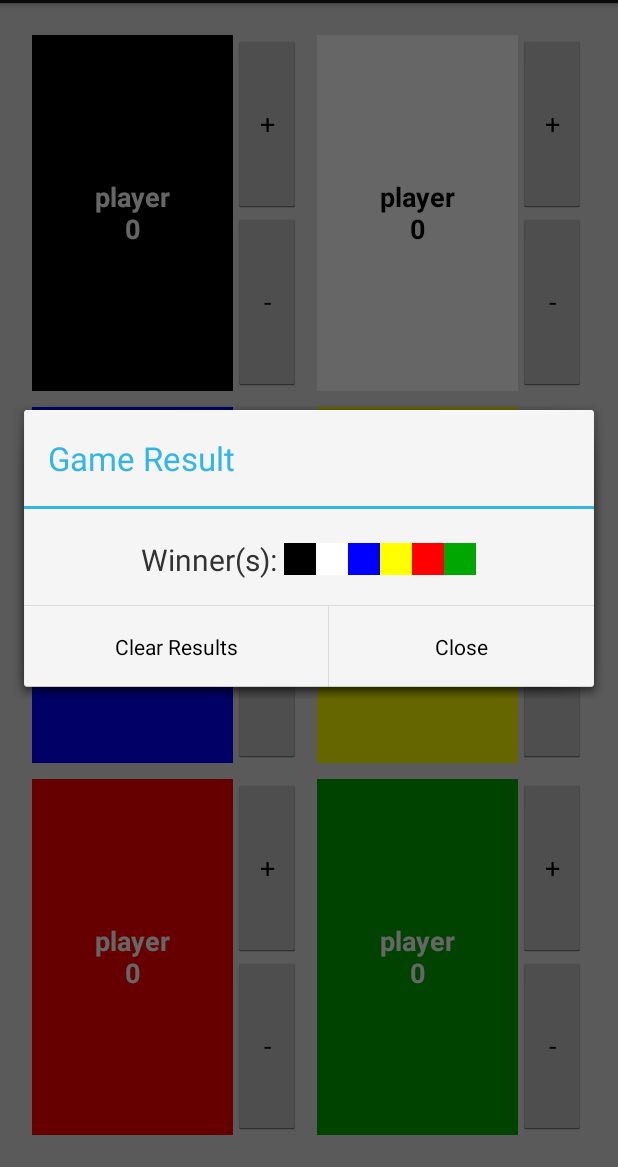
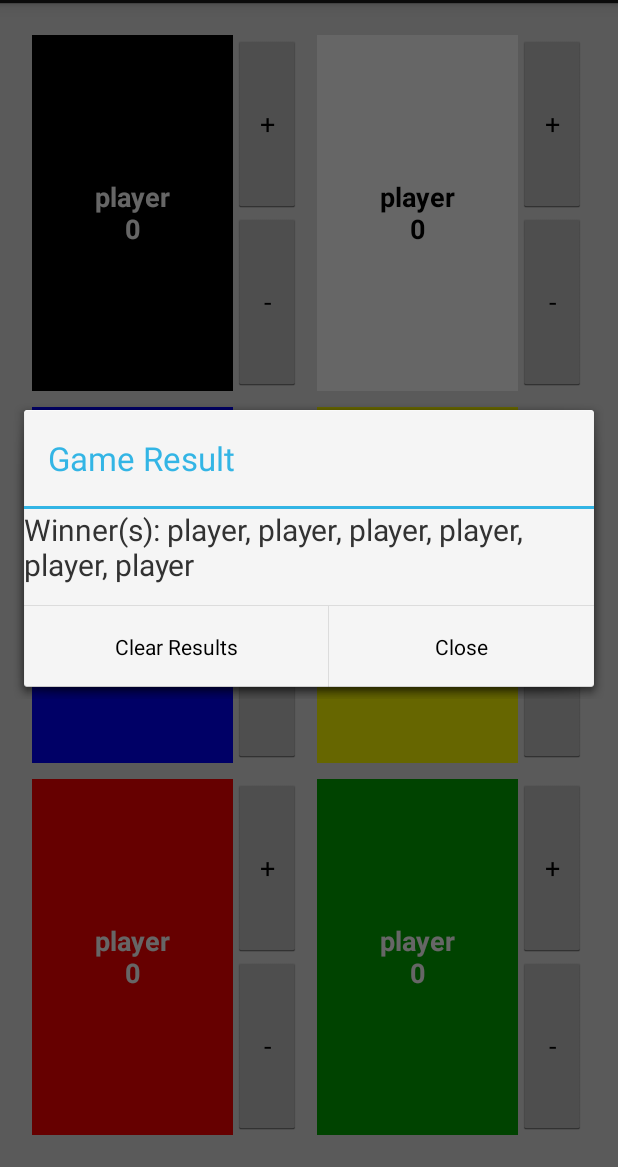
Before and after one commit to dnaz/potions, an Android app: the screen it shows after launch (MyActivity), in the options menu, after a tap on "Show Winners", on a phone screen of 412 x 824 dp, the part 69-1236 px from its top. Run offline under Robolectric (Android 15) with nearby library versions, the phone set to English and light mode, and no system bars.

Commit message:
Change winners result presentation

```diff
--- a/app/src/main/java/com/example/potions/MyActivity.java
+++ b/app/src/main/java/com/example/potions/MyActivity.java
@@ -4,13 +4,11 @@ import android.app.Activity;
 import android.app.AlertDialog;
 import android.content.DialogInterface;
 import android.graphics.Color;
-import android.graphics.drawable.ColorDrawable;
 import android.os.Bundle;
 import android.view.Gravity;
 import android.view.Menu;
 import android.view.MenuItem;
 import android.view.View;
-import android.widget.Button;
 import android.widget.LinearLayout;
 import android.widget.TextView;
 
@@ -73,30 +71,22 @@ public class MyActivity extends Activity {
     }
 
     private View buildWinnersView() {
+
         LinearLayout rootLayout = new LinearLayout(this);
         rootLayout.setGravity(Gravity.CENTER);
         rootLayout.setOrientation(LinearLayout.HORIZONTAL);
-        rootLayout.setPadding(0, 30, 0, 0);
 
         TextView winnersTextView = new TextView(this);
-        winnersTextView.setText("Winner(s): ");
         winnersTextView.setTextSize(20);
         rootLayout.addView(winnersTextView);
+        StringBuilder sb = new StringBuilder();
 
-        LinearLayout winnersLayout = new LinearLayout(this);
-        winnersLayout.setOrientation(LinearLayout.HORIZONTAL);
-        winnersLayout.setBackgroundColor(Color.GRAY);
-        for (Integer winnerColor : findWinnerColors()) {
-            TextView textView = new TextView(this);
-            textView.setWidth(32);
-            textView.setHeight(32);
-            textView.setBackgroundResource(R.drawable.backtext);
-
-            textView.setBackgroundColor(winnerColor);
-            winnersLayout.addView(textView);
+        for (String winner : findWinnerNames()) {
+            sb.append(winner);
+            sb.append(", ");
         }
-
-        rootLayout.addView(winnersLayout);
+        sb.delete(sb.length() - 2, sb.length());
+        winnersTextView.setText("Winner(s): " + sb.toString());
         return rootLayout;
     }
 
@@ -118,18 +108,18 @@ public class MyActivity extends Activity {
 
     }
 
-    private List<Integer> findWinnerColors() {
+    private List<String> findWinnerNames() {
 
         List<PlayerView> allPlayerViews = new ArrayList<PlayerView>();
         for (Integer playerId : playerIds) {
             allPlayerViews.add((PlayerView) findViewById(playerId));
         }
         Collections.sort(allPlayerViews, new ScoreComparator());
-        List<Integer> winnerColors = new ArrayList<Integer>();
+        List<String> winnerColors = new ArrayList<String>();
         int maxScore = allPlayerViews.get(0).getScore();
         for (PlayerView playerView : allPlayerViews) {
             if (playerView.getScore() == maxScore) {
-                winnerColors.add(playerView.getPlayerColor());
+                winnerColors.add(playerView.getPlayerName());
             }
         }
 
--- a/app/src/main/java/com/example/potions/PlayerView.java
+++ b/app/src/main/java/com/example/potions/PlayerView.java
@@ -74,6 +74,10 @@ public class PlayerView extends RelativeLayout {
         TextView textView = (TextView) findViewById(R.id.scoreTextView);
         textView.setText(buildPlayerScoreText());
         return textView;
+    }
+
+    public String getPlayerName() {
+        return mPlayerName;
     }
 
     public int getPlayerColor() {
```
